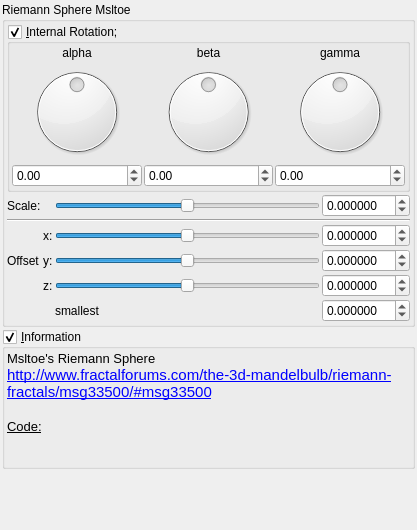
buddhi1980/mandelbulber2, file mandelbulber2/qt_data/fractal_riemann_sphere_msltoe.ui: the form before one commit.
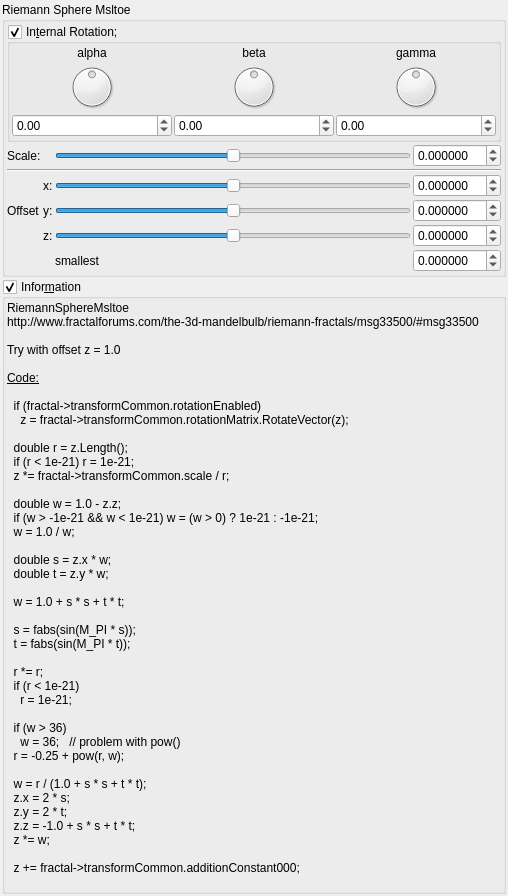
The form after the commit. Custom widgets are drawn as their Qt base class.

Commit message:
Added information boxes for rest of regular formulas. There are still all trasforms waiting for information boxes.
Moved 4D formulas over transforms on the list.

The edit to the form file:
```diff
--- a/mandelbulber2/qt_data/fractal_riemann_sphere_msltoe.ui
+++ b/mandelbulber2/qt_data/fractal_riemann_sphere_msltoe.ui
@@ -6,8 +6,8 @@
    <rect>
     <x>0</x>
     <y>0</y>
-    <width>417</width>
-    <height>530</height>
+    <width>508</width>
+    <height>692</height>
    </rect>
   </property>
   <property name="windowTitle">
@@ -306,7 +306,7 @@
         <item row="0" column="1" colspan="4">
          <widget class="MyGroupBox" name="groupCheck_transf_rotation_enabled">
           <property name="title">
-           <string>&amp;Internal Rotation; </string>
+           <string>In&amp;ternal Rotation; </string>
           </property>
           <property name="checkable">
            <bool>true</bool>
@@ -533,7 +533,7 @@
    <item>
     <widget class="MyGroupBox" name="groupCheck_info">
      <property name="title">
-      <string>&amp;Information</string>
+      <string>Infor&amp;mation</string>
      </property>
      <property name="flat">
       <bool>false</bool>
@@ -563,13 +563,49 @@
          <string>&lt;!DOCTYPE HTML PUBLIC &quot;-//W3C//DTD HTML 4.0//EN&quot; &quot;http://www.w3.org/TR/REC-html40/strict.dtd&quot;&gt;
 &lt;html&gt;&lt;head&gt;&lt;meta name=&quot;qrichtext&quot; content=&quot;1&quot; /&gt;&lt;style type=&quot;text/css&quot;&gt;
 p, li { white-space: pre-wrap; }
-&lt;/style&gt;&lt;/head&gt;&lt;body style=&quot; font-family:'Ubuntu'; font-size:11pt; font-weight:400; font-style:normal;&quot;&gt;
-&lt;p style=&quot; margin-top:0px; margin-bottom:0px; margin-left:0px; margin-right:0px; -qt-block-indent:0; text-indent:0px;&quot;&gt;&lt;span style=&quot; font-family:'Apolonia Nova Lekka OT'; font-size:10pt; font-weight:200;&quot;&gt;Msltoe's Riemann Sphere &lt;/span&gt;&lt;/p&gt;
-&lt;p style=&quot; margin-top:0px; margin-bottom:0px; margin-left:0px; margin-right:0px; -qt-block-indent:0; text-indent:0px;&quot;&gt;&lt;a href=&quot;http://www.fractalforums.com/the-3d-mandelbulb/riemann-fractals/msg33500/#msg33500&quot;&gt;&lt;span style=&quot; text-decoration: underline; color:#0000ff;&quot;&gt;http://www.fractalforums.com/the-3d-mandelbulb/riemann-fractals/msg33500/#msg33500&lt;/span&gt;&lt;/a&gt;&lt;/p&gt;
-&lt;p style=&quot;-qt-paragraph-type:empty; margin-top:0px; margin-bottom:0px; margin-left:0px; margin-right:0px; -qt-block-indent:0; text-indent:0px; text-decoration: underline; color:#0000ff;&quot;&gt;&lt;br /&gt;&lt;/p&gt;
-&lt;p style=&quot; margin-top:0px; margin-bottom:0px; margin-left:0px; margin-right:0px; -qt-block-indent:0; text-indent:0px;&quot;&gt;&lt;span style=&quot; font-family:'Apolonia Nova Lekka OT'; font-size:10pt; font-weight:200; text-decoration: underline;&quot;&gt;Code:&lt;/span&gt;&lt;/p&gt;
-&lt;p style=&quot;-qt-paragraph-type:empty; margin-top:0px; margin-bottom:0px; margin-left:0px; margin-right:0px; -qt-block-indent:0; text-indent:0px; font-family:'Apolonia Nova Lekka OT'; font-size:10pt; font-weight:200; text-decoration: underline;&quot;&gt;&lt;br /&gt;&lt;/p&gt;
-&lt;p style=&quot;-qt-paragraph-type:empty; margin-top:0px; margin-bottom:0px; margin-left:0px; margin-right:0px; -qt-block-indent:0; text-indent:0px; font-family:'Apolonia Nova Lekka OT'; font-size:10pt; font-weight:200;&quot;&gt;&lt;br /&gt;&lt;/p&gt;&lt;/body&gt;&lt;/html&gt;</string>
+&lt;/style&gt;&lt;/head&gt;&lt;body&gt;
+&lt;p style=&quot; margin-top:0px; margin-bottom:0px; margin-left:0px; margin-right:0px; -qt-block-indent:0; text-indent:0px;&quot;&gt;RiemannSphereMsltoe&lt;/p&gt;
+&lt;p style=&quot; margin-top:0px; margin-bottom:0px; margin-left:0px; margin-right:0px; -qt-block-indent:0; text-indent:0px;&quot;&gt;http://www.fractalforums.com/the-3d-mandelbulb/riemann-fractals/msg33500/#msg33500&lt;/p&gt;
+&lt;p style=&quot;-qt-paragraph-type:empty; margin-top:0px; margin-bottom:0px; margin-left:0px; margin-right:0px; -qt-block-indent:0; text-indent:0px;&quot;&gt;&lt;br /&gt;&lt;/p&gt;
+&lt;p style=&quot; margin-top:0px; margin-bottom:0px; margin-left:0px; margin-right:0px; -qt-block-indent:0; text-indent:0px;&quot;&gt;Try with offset z = 1.0&lt;/p&gt;
+&lt;p style=&quot;-qt-paragraph-type:empty; margin-top:0px; margin-bottom:0px; margin-left:0px; margin-right:0px; -qt-block-indent:0; text-indent:0px;&quot;&gt;&lt;br /&gt;&lt;/p&gt;
+&lt;p style=&quot; margin-top:0px; margin-bottom:0px; margin-left:0px; margin-right:0px; -qt-block-indent:0; text-indent:0px;&quot;&gt;&lt;span style=&quot; text-decoration: underline;&quot;&gt;Code:&lt;/span&gt;&lt;/p&gt;
+&lt;p style=&quot;-qt-paragraph-type:empty; margin-top:0px; margin-bottom:0px; margin-left:0px; margin-right:0px; -qt-block-indent:0; text-indent:0px; text-decoration: underline;&quot;&gt;&lt;br /&gt;&lt;/p&gt;
+&lt;p style=&quot; margin-top:0px; margin-bottom:0px; margin-left:0px; margin-right:0px; -qt-block-indent:0; text-indent:0px;&quot;&gt;  if (fractal-&amp;gt;transformCommon.rotationEnabled)&lt;/p&gt;
+&lt;p style=&quot; margin-top:0px; margin-bottom:0px; margin-left:0px; margin-right:0px; -qt-block-indent:0; text-indent:0px;&quot;&gt;    z = fractal-&amp;gt;transformCommon.rotationMatrix.RotateVector(z);&lt;/p&gt;
+&lt;p style=&quot;-qt-paragraph-type:empty; margin-top:0px; margin-bottom:0px; margin-left:0px; margin-right:0px; -qt-block-indent:0; text-indent:0px;&quot;&gt;&lt;br /&gt;&lt;/p&gt;
+&lt;p style=&quot; margin-top:0px; margin-bottom:0px; margin-left:0px; margin-right:0px; -qt-block-indent:0; text-indent:0px;&quot;&gt;  double r = z.Length();&lt;/p&gt;
+&lt;p style=&quot; margin-top:0px; margin-bottom:0px; margin-left:0px; margin-right:0px; -qt-block-indent:0; text-indent:0px;&quot;&gt;  if (r &amp;lt; 1e-21) r = 1e-21;&lt;/p&gt;
+&lt;p style=&quot; margin-top:0px; margin-bottom:0px; margin-left:0px; margin-right:0px; -qt-block-indent:0; text-indent:0px;&quot;&gt;  z *= fractal-&amp;gt;transformCommon.scale / r;&lt;/p&gt;
+&lt;p style=&quot;-qt-paragraph-type:empty; margin-top:0px; margin-bottom:0px; margin-left:0px; margin-right:0px; -qt-block-indent:0; text-indent:0px;&quot;&gt;&lt;br /&gt;&lt;/p&gt;
+&lt;p style=&quot; margin-top:0px; margin-bottom:0px; margin-left:0px; margin-right:0px; -qt-block-indent:0; text-indent:0px;&quot;&gt;  double w = 1.0 - z.z;&lt;/p&gt;
+&lt;p style=&quot; margin-top:0px; margin-bottom:0px; margin-left:0px; margin-right:0px; -qt-block-indent:0; text-indent:0px;&quot;&gt;  if (w &amp;gt; -1e-21 &amp;amp;&amp;amp; w &amp;lt; 1e-21) w = (w &amp;gt; 0) ? 1e-21 : -1e-21;&lt;/p&gt;
+&lt;p style=&quot; margin-top:0px; margin-bottom:0px; margin-left:0px; margin-right:0px; -qt-block-indent:0; text-indent:0px;&quot;&gt;  w = 1.0 / w;&lt;/p&gt;
+&lt;p style=&quot;-qt-paragraph-type:empty; margin-top:0px; margin-bottom:0px; margin-left:0px; margin-right:0px; -qt-block-indent:0; text-indent:0px;&quot;&gt;&lt;br /&gt;&lt;/p&gt;
+&lt;p style=&quot; margin-top:0px; margin-bottom:0px; margin-left:0px; margin-right:0px; -qt-block-indent:0; text-indent:0px;&quot;&gt;  double s = z.x * w;&lt;/p&gt;
+&lt;p style=&quot; margin-top:0px; margin-bottom:0px; margin-left:0px; margin-right:0px; -qt-block-indent:0; text-indent:0px;&quot;&gt;  double t = z.y * w;&lt;/p&gt;
+&lt;p style=&quot;-qt-paragraph-type:empty; margin-top:0px; margin-bottom:0px; margin-left:0px; margin-right:0px; -qt-block-indent:0; text-indent:0px;&quot;&gt;&lt;br /&gt;&lt;/p&gt;
+&lt;p style=&quot; margin-top:0px; margin-bottom:0px; margin-left:0px; margin-right:0px; -qt-block-indent:0; text-indent:0px;&quot;&gt;  w = 1.0 + s * s + t * t;&lt;/p&gt;
+&lt;p style=&quot;-qt-paragraph-type:empty; margin-top:0px; margin-bottom:0px; margin-left:0px; margin-right:0px; -qt-block-indent:0; text-indent:0px;&quot;&gt;&lt;br /&gt;&lt;/p&gt;
+&lt;p style=&quot; margin-top:0px; margin-bottom:0px; margin-left:0px; margin-right:0px; -qt-block-indent:0; text-indent:0px;&quot;&gt;  s = fabs(sin(M_PI * s));&lt;/p&gt;
+&lt;p style=&quot; margin-top:0px; margin-bottom:0px; margin-left:0px; margin-right:0px; -qt-block-indent:0; text-indent:0px;&quot;&gt;  t = fabs(sin(M_PI * t));&lt;/p&gt;
+&lt;p style=&quot;-qt-paragraph-type:empty; margin-top:0px; margin-bottom:0px; margin-left:0px; margin-right:0px; -qt-block-indent:0; text-indent:0px;&quot;&gt;&lt;br /&gt;&lt;/p&gt;
+&lt;p style=&quot; margin-top:0px; margin-bottom:0px; margin-left:0px; margin-right:0px; -qt-block-indent:0; text-indent:0px;&quot;&gt;  r *= r;&lt;/p&gt;
+&lt;p style=&quot; margin-top:0px; margin-bottom:0px; margin-left:0px; margin-right:0px; -qt-block-indent:0; text-indent:0px;&quot;&gt;  if (r &amp;lt; 1e-21)&lt;/p&gt;
+&lt;p style=&quot; margin-top:0px; margin-bottom:0px; margin-left:0px; margin-right:0px; -qt-block-indent:0; text-indent:0px;&quot;&gt;    r = 1e-21;&lt;/p&gt;
+&lt;p style=&quot;-qt-paragraph-type:empty; margin-top:0px; margin-bottom:0px; margin-left:0px; margin-right:0px; -qt-block-indent:0; text-indent:0px;&quot;&gt;&lt;br /&gt;&lt;/p&gt;
+&lt;p style=&quot; margin-top:0px; margin-bottom:0px; margin-left:0px; margin-right:0px; -qt-block-indent:0; text-indent:0px;&quot;&gt;  if (w &amp;gt; 36)&lt;/p&gt;
+&lt;p style=&quot; margin-top:0px; margin-bottom:0px; margin-left:0px; margin-right:0px; -qt-block-indent:0; text-indent:0px;&quot;&gt;    w = 36;   // problem with pow()&lt;/p&gt;
+&lt;p style=&quot; margin-top:0px; margin-bottom:0px; margin-left:0px; margin-right:0px; -qt-block-indent:0; text-indent:0px;&quot;&gt;  r = -0.25 + pow(r, w);&lt;/p&gt;
+&lt;p style=&quot;-qt-paragraph-type:empty; margin-top:0px; margin-bottom:0px; margin-left:0px; margin-right:0px; -qt-block-indent:0; text-indent:0px;&quot;&gt;&lt;br /&gt;&lt;/p&gt;
+&lt;p style=&quot; margin-top:0px; margin-bottom:0px; margin-left:0px; margin-right:0px; -qt-block-indent:0; text-indent:0px;&quot;&gt;  w = r / (1.0 + s * s + t * t);&lt;/p&gt;
+&lt;p style=&quot; margin-top:0px; margin-bottom:0px; margin-left:0px; margin-right:0px; -qt-block-indent:0; text-indent:0px;&quot;&gt;  z.x = 2 * s;&lt;/p&gt;
+&lt;p style=&quot; margin-top:0px; margin-bottom:0px; margin-left:0px; margin-right:0px; -qt-block-indent:0; text-indent:0px;&quot;&gt;  z.y = 2 * t;&lt;/p&gt;
+&lt;p style=&quot; margin-top:0px; margin-bottom:0px; margin-left:0px; margin-right:0px; -qt-block-indent:0; text-indent:0px;&quot;&gt;  z.z = -1.0 + s * s + t * t;&lt;/p&gt;
+&lt;p style=&quot; margin-top:0px; margin-bottom:0px; margin-left:0px; margin-right:0px; -qt-block-indent:0; text-indent:0px;&quot;&gt;  z *= w;&lt;/p&gt;
+&lt;p style=&quot;-qt-paragraph-type:empty; margin-top:0px; margin-bottom:0px; margin-left:0px; margin-right:0px; -qt-block-indent:0; text-indent:0px;&quot;&gt;&lt;br /&gt;&lt;/p&gt;
+&lt;p style=&quot; margin-top:0px; margin-bottom:0px; margin-left:0px; margin-right:0px; -qt-block-indent:0; text-indent:0px;&quot;&gt;  z += fractal-&amp;gt;transformCommon.additionConstant000;&lt;/p&gt;
+&lt;p style=&quot;-qt-paragraph-type:empty; margin-top:0px; margin-bottom:0px; margin-left:0px; margin-right:0px; -qt-block-indent:0; text-indent:0px;&quot;&gt;&lt;br /&gt;&lt;/p&gt;&lt;/body&gt;&lt;/html&gt;</string>
         </property>
         <property name="wordWrap">
          <bool>true</bool>
```
Left out of the diff: 6 changed lines with no effect on the pictures. The commit also changes 11 other files.
